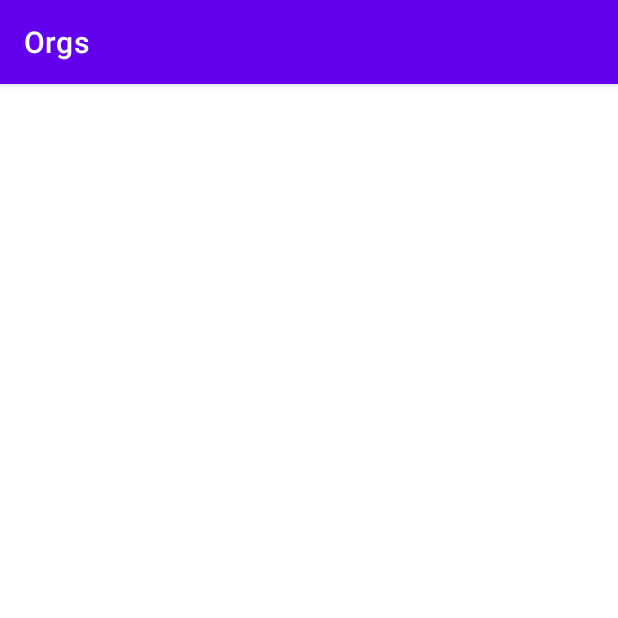
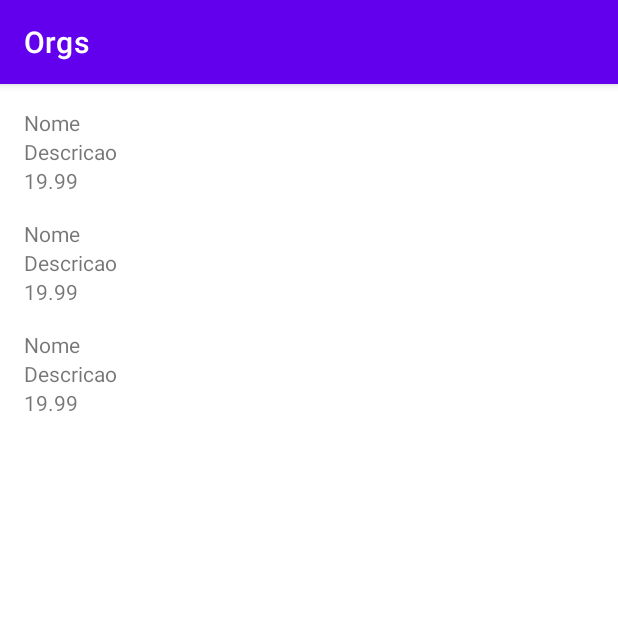
Before and after one commit to pedroabreudev/Alura_Kotlin_Android, an Android app: the screen it shows after launch (MainActivity), on a phone screen of 412 x 824 dp, the top half of it. Run offline under Robolectric (Android 15) with nearby library versions, the phone set to English and light mode, and no system bars.

Commit message:
feat: Implementando o Adapter.

```diff
--- a/Projeto/Orgs/app/src/main/AndroidManifest.xml
+++ b/Projeto/Orgs/app/src/main/AndroidManifest.xml
@@ -11,7 +11,7 @@
         android:supportsRtl="true"
         android:theme="@style/Theme.Orgs"
         tools:targetApi="31" >
-        <activity android:name=".MainActivity"
+        <activity android:name=".ui.activity.MainActivity"
             android:exported="true">
             <intent-filter>
                 <action android:name="android.intent.action.MAIN"/>
--- a/Projeto/Orgs/app/src/main/java/br/com/pedroabreudev/orgs/MainActivity.kt
+++ /dev/null
@@ -1,13 +0,0 @@
-package br.com.pedroabreudev.orgs
-
-import android.os.Bundle
-import android.os.PersistableBundle
-import androidx.appcompat.app.AppCompatActivity
-
-class MainActivity : AppCompatActivity() {
-
-    override fun onCreate(savedInstanceState: Bundle?, persistentState: PersistableBundle?) {
-        super.onCreate(savedInstanceState, persistentState)
-        setContentView(R.layout.activity_main)
-    }
-}
--- /dev/null
+++ b/Projeto/Orgs/app/src/main/java/br/com/pedroabreudev/orgs/model/Produto.kt
@@ -0,0 +1,9 @@
+package br.com.pedroabreudev.orgs.model
+
+import java.math.BigDecimal
+
+class Produto(
+    val nome: String,
+    val descricao: String,
+    val valor: BigDecimal
+)
--- /dev/null
+++ b/Projeto/Orgs/app/src/main/java/br/com/pedroabreudev/orgs/ui/activity/MainActivity.kt
@@ -0,0 +1,37 @@
+package br.com.pedroabreudev.orgs.ui.activity
+
+import android.os.Bundle
+import androidx.appcompat.app.AppCompatActivity
+import androidx.recyclerview.widget.RecyclerView
+import br.com.pedroabreudev.orgs.R
+import br.com.pedroabreudev.orgs.model.Produto
+import br.com.pedroabreudev.orgs.ui.recyclerview.adapter.ListaProdutosAdapter
+import java.math.BigDecimal
+
+class MainActivity : AppCompatActivity() {
+
+    override fun onCreate(savedInstanceState: Bundle?) {
+        super.onCreate(savedInstanceState)
+        setContentView(R.layout.activity_main)
+        val recyclerView = findViewById<RecyclerView>(R.id.recyclerView)
+        recyclerView.adapter = ListaProdutosAdapter(
+            context = this, produtos = listOf(
+                Produto(
+                    nome = "Nome",
+                    descricao = "Descricao",
+                    valor = BigDecimal("19.99")
+                ),
+                Produto(
+                    nome = "Nome",
+                    descricao = "Descricao",
+                    valor = BigDecimal("19.99")
+                ),
+                Produto(
+                    nome = "Nome",
+                    descricao = "Descricao",
+                    valor = BigDecimal("19.99")
+                ),
+            )
+        )
+    }
+}
--- /dev/null
+++ b/Projeto/Orgs/app/src/main/java/br/com/pedroabreudev/orgs/ui/recyclerview/adapter/ListaProdutosAdapter.kt
@@ -0,0 +1,42 @@
+package br.com.pedroabreudev.orgs.ui.recyclerview.adapter
+
+import android.content.Context
+import android.view.LayoutInflater
+import android.view.View
+import android.view.ViewGroup
+import android.widget.TextView
+import androidx.recyclerview.widget.RecyclerView
+import br.com.pedroabreudev.orgs.R
+import br.com.pedroabreudev.orgs.model.Produto
+
+class ListaProdutosAdapter(
+    private val context: Context,
+    private val produtos: List<Produto>
+) :
+    RecyclerView.Adapter<ListaProdutosAdapter.ViewHolder>() {
+
+    class ViewHolder(view: View) : RecyclerView.ViewHolder(view) {
+
+        fun vincula(produto: Produto) {
+            val nome = itemView.findViewById<TextView>(R.id.nome)
+            nome.text = produto.nome
+            val descricao = itemView.findViewById<TextView>(R.id.descricao)
+            descricao.text = produto.descricao
+            val valor = itemView.findViewById<TextView>(R.id.valor)
+            valor.text = produto.valor.toPlainString()
+        }
+    }
+
+    override fun onCreateViewHolder(parent: ViewGroup, viewType: Int): ViewHolder {
+        val inflater = LayoutInflater.from(context)
+        val view = inflater.inflate(R.layout.produto_item, parent, false)
+        return ViewHolder(view)
+    }
+
+    override fun onBindViewHolder(holder: ViewHolder, position: Int) {
+        val produto = produtos[position]
+        holder.vincula(produto)
+    }
+
+    override fun getItemCount(): Int = produtos.size
+}
--- a/Projeto/Orgs/app/src/main/res/layout/activity_main.xml
+++ b/Projeto/Orgs/app/src/main/res/layout/activity_main.xml
@@ -5,30 +5,16 @@
     android:layout_width="match_parent"
     android:layout_height="match_parent">
 
-    <TextView
-        android:id="@+id/nome"
-        android:layout_width="match_parent"
-        android:layout_height="wrap_content"
-        tools:text="Salada de frutas"
-        android:text="Cesta de frutas"
+
+    <androidx.recyclerview.widget.RecyclerView
+        android:id="@+id/recyclerView"
+        android:layout_width="0dp"
+        android:layout_height="0dp"
+        app:layoutManager="androidx.recyclerview.widget.LinearLayoutManager"
+        app:layout_constraintBottom_toBottomOf="parent"
         app:layout_constraintEnd_toEndOf="parent"
-        app:layout_constraintTop_toTopOf="parent" />
-
-    <TextView
-        android:id="@+id/descricao"
-        android:layout_width="match_parent"
-        android:layout_height="wrap_content"
-        android:text="Laranja, manga e uva"
         app:layout_constraintStart_toStartOf="parent"
-        app:layout_constraintTop_toBottomOf="@id/nome" />
-
-    <TextView
-        android:id="@+id/valor"
-        android:layout_width="match_parent"
-        android:layout_height="wrap_content"
-        android:text="19.99"
-        app:layout_constraintStart_toStartOf="parent"
-        app:layout_constraintTop_toBottomOf="@id/descricao" />
-
+        app:layout_constraintTop_toTopOf="parent"
+        tools:listitem="@layout/produto_item" />
 
 </androidx.constraintlayout.widget.ConstraintLayout>
--- /dev/null
+++ b/Projeto/Orgs/app/src/main/res/layout/produto_item.xml
@@ -0,0 +1,41 @@
+<?xml version="1.0" encoding="utf-8"?>
+<androidx.constraintlayout.widget.ConstraintLayout xmlns:android="http://schemas.android.com/apk/res/android"
+    xmlns:app="http://schemas.android.com/apk/res-auto"
+    xmlns:tools="http://schemas.android.com/tools"
+    android:layout_width="match_parent"
+    android:layout_height="wrap_content">
+
+    <TextView
+        android:id="@+id/nome"
+        android:layout_width="0dp"
+        android:layout_height="wrap_content"
+        android:layout_margin="16dp"
+        app:layout_constraintEnd_toEndOf="parent"
+        app:layout_constraintStart_toStartOf="parent"
+        app:layout_constraintTop_toTopOf="parent"
+        tools:text="Salada de frutas" />
+
+    <TextView
+        android:id="@+id/descricao"
+        android:layout_width="0dp"
+        android:layout_height="wrap_content"
+        android:layout_marginStart="16dp"
+        android:layout_marginEnd="16dp"
+        app:layout_constraintEnd_toEndOf="parent"
+        app:layout_constraintStart_toStartOf="parent"
+        app:layout_constraintTop_toBottomOf="@id/nome"
+        tools:text="Laranja, manga e uva" />
+
+    <TextView
+        android:id="@+id/valor"
+        android:layout_width="0dp"
+        android:layout_height="wrap_content"
+        android:layout_marginStart="16dp"
+        android:layout_marginEnd="16dp"
+        app:layout_constraintEnd_toEndOf="parent"
+        app:layout_constraintStart_toStartOf="parent"
+        app:layout_constraintTop_toBottomOf="@id/descricao"
+        tools:text="19.99" />
+
+
+</androidx.constraintlayout.widget.ConstraintLayout>
```
